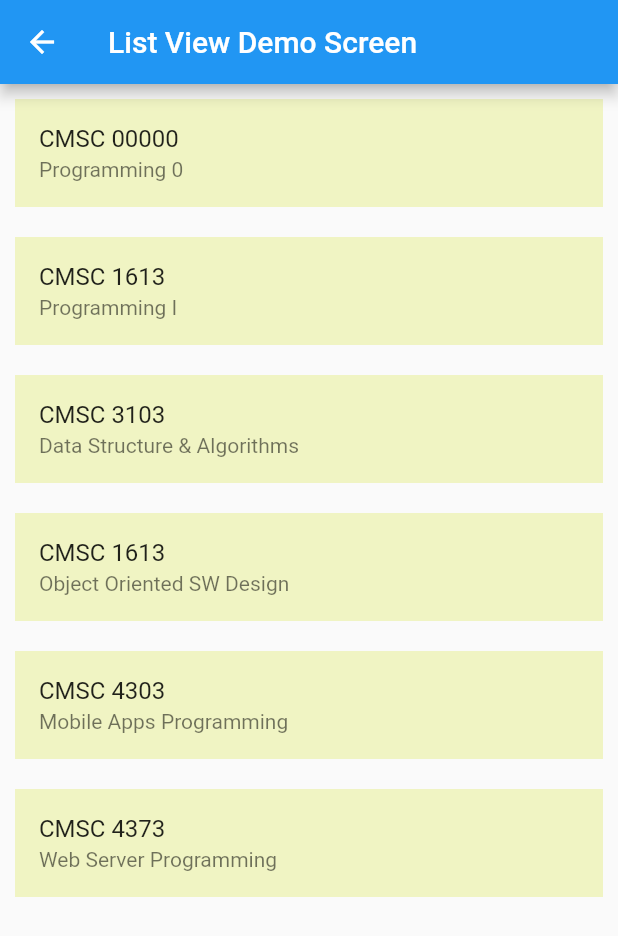
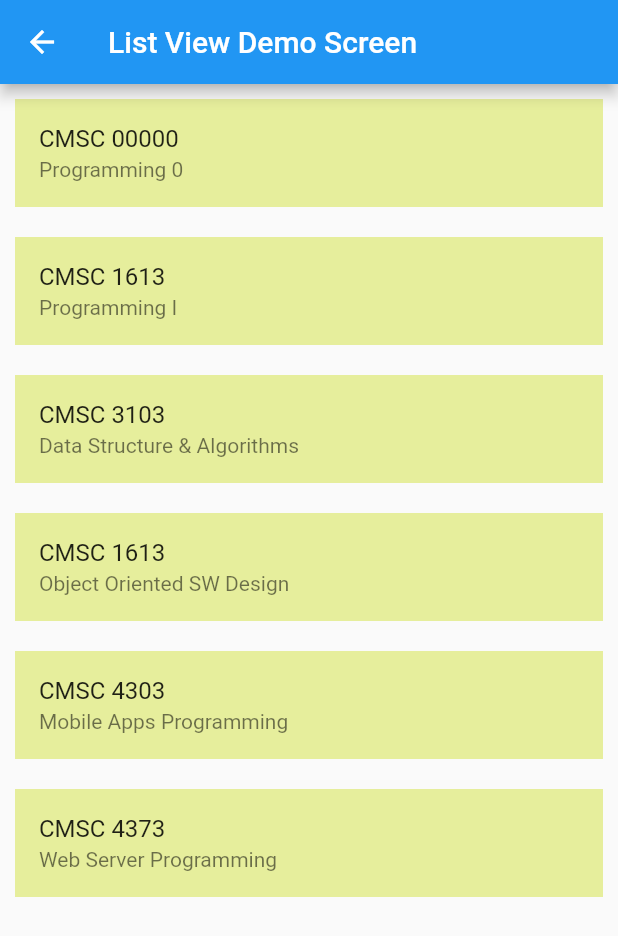
Before and after one commit to swatsam29/swati-mobapp03, a Flutter app: the screen it shows after launch, after a tap on "ListView Demo", on a phone screen of 412 x 824 dp. Shown: the top 936 px of the screen. Run offline on Flutter 3.47's test engine with Material 2 defaults, Android fonts, the phone set to English and light mode, and no system bars; network calls fail.

Commit message:
listviewscreen

```diff
--- a/lib/viewscreen/listview_screen.dart
+++ b/lib/viewscreen/listview_screen.dart
@@ -1,5 +1,7 @@
 import 'package:flutter/material.dart';
 import 'package:lesson2/model/course.dart';
+import 'package:lesson2/viewscreen/view/course_view.dart';
+import 'package:lesson2/viewscreen/view/view_util.dart';
 
 class ListViewScreen extends StatefulWidget {
   const ListViewScreen(this.allCourses, {Key? key}) : super(key: key);
@@ -30,17 +32,25 @@ class _ListViewState extends State<ListViewScreen> {
     return Scaffold(
       appBar: AppBar(
         title: const Text('List View Demo Screen'),
+        actions: con.selected.isEmpty ? null :[
+          IconButton(onPressed: con.delete, icon: const Icon(Icons.delete)),
+          IconButton(onPressed: con.cancel, icon: const Icon(Icons.cancel)),
+        ],
       ),
       body: ListView.builder(
         itemCount: widget.allCourses.length,
-        itemBuilder: (BuildContext context, int index){
+        itemBuilder: (BuildContext context, int index) {
           return Container(
-            color: Colors.lime[100],
+            color: con.selected.contains(index)
+                ? con.selectedColor
+                : con.unselectedColor,
             margin: const EdgeInsets.all(10.0),
             child: ListTile(
-            title: Text(widget.allCourses[index].number),
-            subtitle: Text(widget.allCourses[index].title),
-          ),
+              title: Text(widget.allCourses[index].number),
+              subtitle: Text(widget.allCourses[index].title),
+              onTap: () => con.onTap(index),
+              onLongPress: () => con.onLongPress(index),
+            ),
           );
         },
       ),
@@ -51,4 +61,46 @@ class _ListViewState extends State<ListViewScreen> {
 class _Controller {
   _ListViewState state;
   _Controller(this.state);
+
+  List<int> selected = [];
+  final selectedColor = Colors.lime[800];
+  final unselectedColor = Colors.lime[200];
+
+  void onLongPress(int index) {
+    state.render(() {
+      if (selected.contains(index)) {
+        selected.remove(index);
+      } else {
+        selected.add(index);
+      }
+    });
+  }
+
+  void onTap(int index) {
+    if (selected.isEmpty) {
+      showAlertDialog(
+        context: state.context,
+        title: 'Detailed Course Informations',
+        widget: CourseView(state.widget.allCourses[index]),
+      );
+    } else {
+      onLongPress(index);
+    }
+  }
+
+  void delete(){
+    selected.sort();
+    for (int i = selected.length -1; i >= 0; i--){
+      state.widget.allCourses.removeAt(selected[i]);
+    }
+    state.render((){
+      selected.clear();
+
+    });
+  }
+  void cancel(){
+
+    state.render(() => selected.clear());
+
+  }
 }
--- a/lib/viewscreen/start_screen.dart
+++ b/lib/viewscreen/start_screen.dart
@@ -17,6 +17,7 @@ class StartScreen extends StatefulWidget {
 
 class _StartState extends State<StartScreen> {
   late _Controller con;
+  var formkey = GlobalKey<FormState>();
 
   @override
   void initState() {
@@ -32,8 +33,36 @@ class _StartState extends State<StartScreen> {
       appBar: AppBar(
         title: const Text('Start Screen'),
       ),
-      body: Column(
+      body: SingleChildScrollView(
+        child: Column(
           children: [
+            Text(
+              'Sign In, Please!',
+              style: Theme.of(context).textTheme.headline4,
+            ),
+            Form(
+              key: formkey,
+              child: Column(
+                children: [
+                  TextFormField(
+                    decoration: const InputDecoration(
+                      icon: Icon(Icons.email),
+                      hintText: 'Enter email',
+                    ),
+                    keyboardType: TextInputType.emailAddress,
+                    autocorrect: false,
+                  ),
+                  TextFormField(
+                    decoration: const InputDecoration(
+                      icon: Icon(Icons.lock),
+                      hintText: 'Enter Password',
+                    ),
+                    obscureText: true,
+                    autocorrect: false,
+                  ),
+                ],
+              ),
+            ),
             ElevatedButton(
               onPressed: con.counterDemo,
               child: const Text('Counter Demo'),
@@ -47,6 +76,7 @@ class _StartState extends State<StartScreen> {
               child: const Text('ListView Demo'),
             ),
           ],
+        ),
       ),
     );
   }
@@ -73,6 +103,7 @@ class _Controller {
       arguments: courseList,
     );
   }
+
   void listViewDemo() {
     Navigator.pushNamed(
       state.context,
```
Lines whose indentation alone changed are shown as unchanged.
